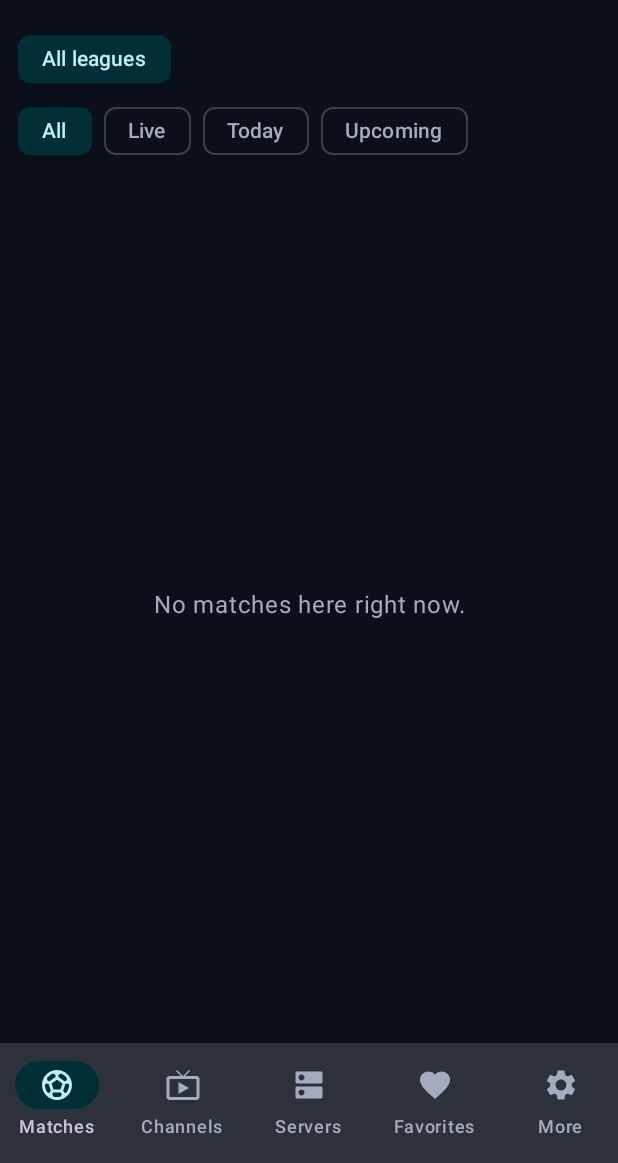
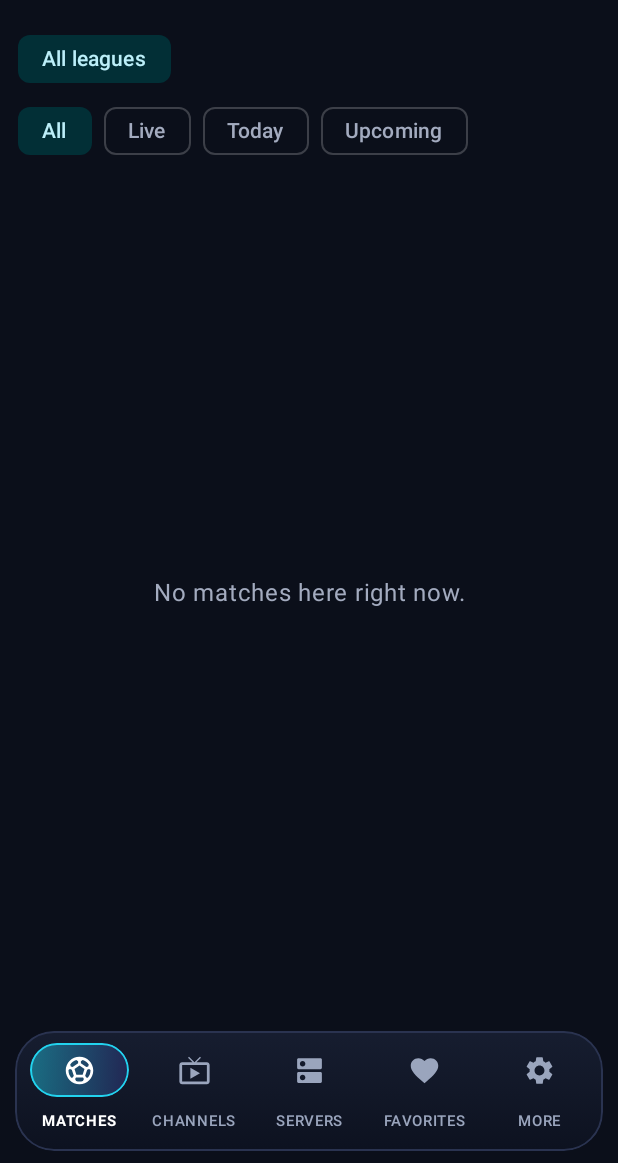
Before and after one commit to Abidananta/Ananta-Flix, an Android app built with Jetpack Compose: the composable App shown on its own in the app's theme, on a phone screen of 412 x 824 dp, the part 73-1236 px from its top. Run offline under Robolectric (Android 15) with nearby library versions, the phone set to English and light mode, and no system bars; network calls fail; pictures from the network do not load.

Commit message:
Add files via upload

```diff
--- a/app/src/main/java/com/aplay/tv/MainActivity.kt
+++ b/app/src/main/java/com/aplay/tv/MainActivity.kt
@@ -1,5 +1,12 @@
 package com.aplay.tv
 
+import androidx.compose.ui.graphics.vector.ImageVector
+import androidx.compose.ui.graphics.Brush
+import androidx.compose.foundation.layout.Row
+import androidx.compose.foundation.layout.navigationBarsPadding
+import androidx.compose.foundation.interaction.MutableInteractionSource
+import androidx.compose.foundation.background
+import androidx.compose.foundation.border
 import androidx.compose.material3.MaterialTheme
 import android.os.Build
 import com.aplay.tv.ui.AplayLogo
@@ -371,27 +378,7 @@ private fun App(model: AppViewModel, inPip: Boolean) {
             )
         },
         bottomBar = {
-            if (!videoOnly) NavigationBar(containerColor = androidx.compose.ui.graphics.Color(0x24FFFFFF)) {
-                Tab.entries.forEach { item ->
-                    NavigationBarItem(
-                        selected = item == tab,
-                        onClick = { tabIndex = item.ordinal },
-                        icon = {
-                            Icon(
-                                when (item) {
-                                    Tab.MATCHES -> Icons.Filled.SportsSoccer
-                                    Tab.CHANNELS -> Icons.Filled.LiveTv
-                                    Tab.SERVERS -> Icons.Filled.Dns
-                                    Tab.FAVORITES -> Icons.Filled.Favorite
-                                    Tab.MORE -> Icons.Filled.Settings
-                                },
-                                contentDescription = item.label,
-                            )
-                        },
-                        label = { Text(item.label, maxLines = 1, softWrap = false) },
-                    )
-                }
-            }
+            if (!videoOnly) AplayNavBar(tab) { tabIndex = it.ordinal }
         },
     ) { padding ->
         BoxWithConstraints(
@@ -476,3 +463,79 @@ private fun App(model: AppViewModel, inPip: Boolean) {
         }
     }
 }
+
+private fun tabIcon(tab: Tab): ImageVector = when (tab) {
+    Tab.MATCHES -> Icons.Filled.SportsSoccer
+    Tab.CHANNELS -> Icons.Filled.LiveTv
+    Tab.SERVERS -> Icons.Filled.Dns
+    Tab.FAVORITES -> Icons.Filled.Favorite
+    Tab.MORE -> Icons.Filled.Settings
+}
+
+/** A floating, rounded bar. The chosen tab sits in a glowing pill in the app colour. */
+@Composable
+private fun AplayNavBar(selected: Tab, onSelect: (Tab) -> Unit) {
+    val shape = RoundedCornerShape(26.dp)
+    val idle = androidx.compose.ui.graphics.Color(0xFF9AA5BD)
+    Box(Modifier.navigationBarsPadding().padding(horizontal = 10.dp, vertical = 8.dp)) {
+        Row(
+            Modifier.fillMaxWidth().clip(shape)
+                .background(
+                    Brush.verticalGradient(
+                        listOf(
+                            androidx.compose.ui.graphics.Color(0xF2171E31),
+                            androidx.compose.ui.graphics.Color(0xF20D1220),
+                        )
+                    )
+                )
+                .border(1.dp, androidx.compose.ui.graphics.Color(0xFF2A3350), shape)
+                .padding(horizontal = 4.dp, vertical = 8.dp),
+        ) {
+            Tab.entries.forEach { item ->
+                val active = item == selected
+                Column(
+                    Modifier.weight(1f)
+                        .clickable(
+                            interactionSource = remember { MutableInteractionSource() },
+                            indication = null,
+                        ) { onSelect(item) },
+                    horizontalAlignment = Alignment.CenterHorizontally,
+                ) {
+                    Box(
+                        Modifier.width(66.dp).height(36.dp).clip(RoundedCornerShape(18.dp))
+                            .then(
+                                if (active) Modifier
+                                    .background(
+                                        Brush.horizontalGradient(
+                                            listOf(
+                                                Accent.copy(alpha = 0.45f),
+                                                androidx.compose.ui.graphics.Color(0xFF2B2F6E).copy(alpha = 0.6f),
+                                            )
+                                        )
+                                    )
+                                    .border(1.dp, Accent, RoundedCornerShape(18.dp))
+                                else Modifier
+                            ),
+                        contentAlignment = Alignment.Center,
+                    ) {
+                        Icon(
+                            tabIcon(item),
+                            contentDescription = item.label,
+                            tint = if (active) androidx.compose.ui.graphics.Color.White else idle,
+                            modifier = Modifier.size(22.dp),
+                        )
+                    }
+                    Text(
+                        item.label.uppercase(),
+                        Modifier.padding(top = 4.dp),
+                        color = if (active) androidx.compose.ui.graphics.Color.White else idle,
+                        fontSize = 10.sp,
+                        fontWeight = if (active) FontWeight.Bold else FontWeight.Medium,
+                        maxLines = 1,
+                        softWrap = false,
+                    )
+                }
+            }
+        }
+    }
+}
```
Also changed, not shown: 1 other file.
